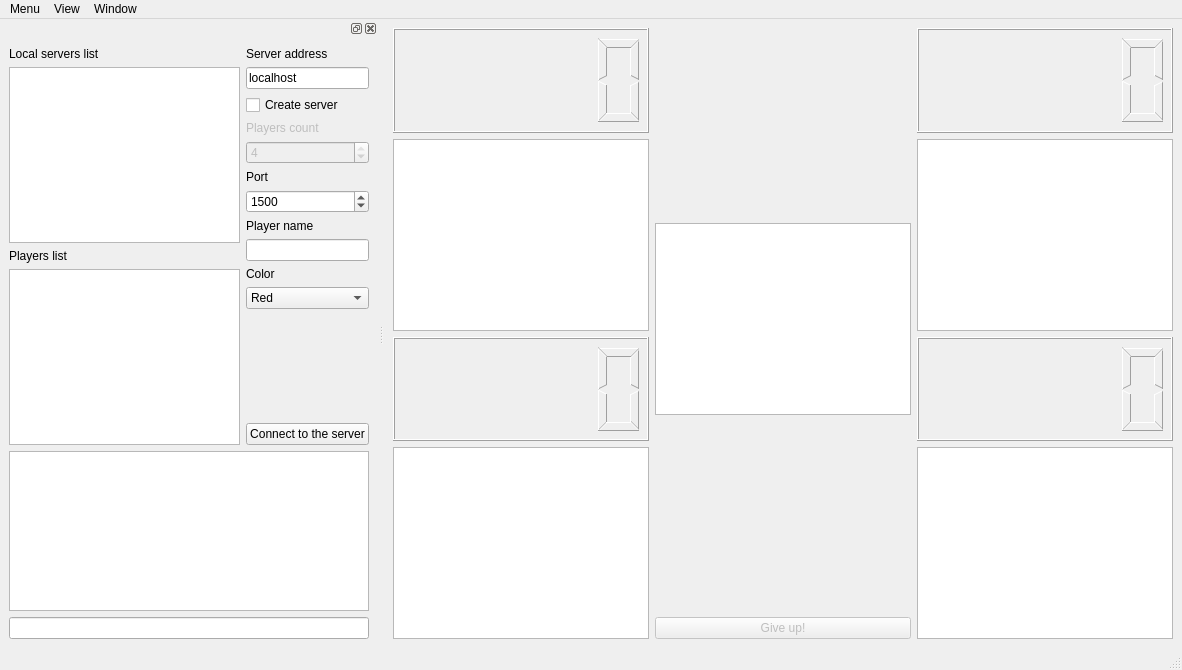
Before: the Qt Designer form racingForm.ui in Anna-Sent/qblokus2, drawn with Qt 5.
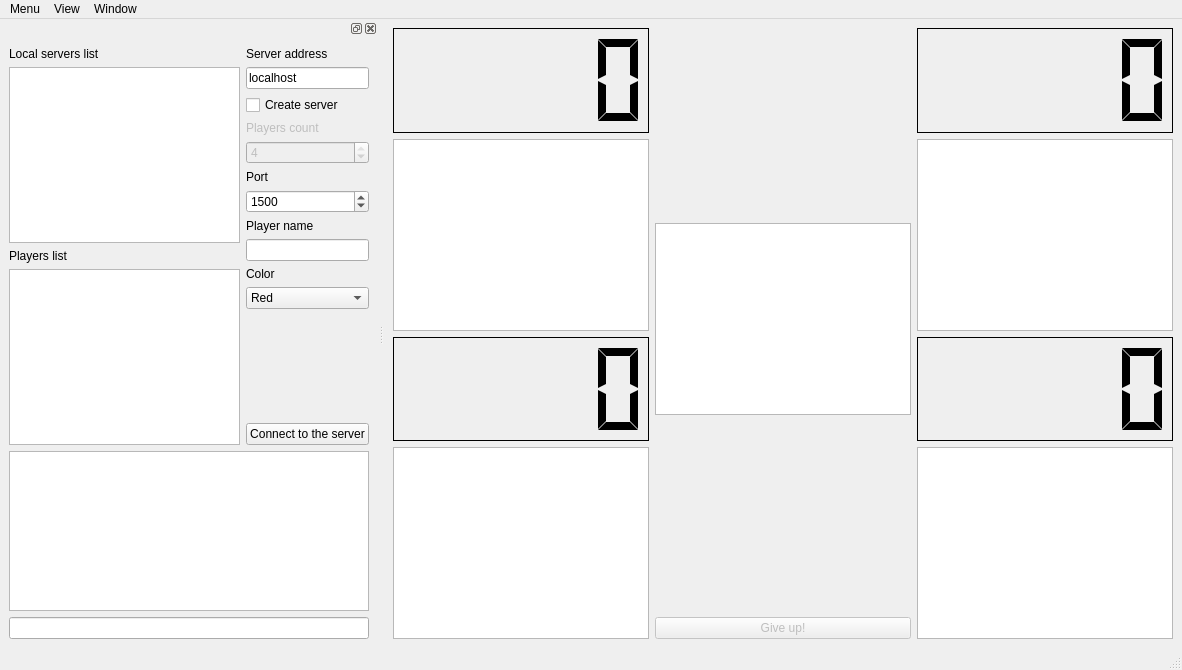
After: the same form once the commit is applied.

Commit message: lcd color

Patch:
```diff
--- a/racingForm.ui
+++ b/racingForm.ui
@@ -26,10 +26,10 @@
          <enum>QFrame::Box</enum>
         </property>
         <property name="frameShadow">
-         <enum>QFrame::Raised</enum>
+         <enum>QFrame::Plain</enum>
         </property>
         <property name="segmentStyle">
-         <enum>QLCDNumber::Outline</enum>
+         <enum>QLCDNumber::Flat</enum>
         </property>
        </widget>
       </item>
@@ -39,10 +39,10 @@
          <enum>QFrame::Box</enum>
         </property>
         <property name="frameShadow">
-         <enum>QFrame::Raised</enum>
+         <enum>QFrame::Plain</enum>
         </property>
         <property name="segmentStyle">
-         <enum>QLCDNumber::Outline</enum>
+         <enum>QLCDNumber::Flat</enum>
         </property>
        </widget>
       </item>
@@ -72,10 +72,10 @@
          <enum>QFrame::Box</enum>
         </property>
         <property name="frameShadow">
-         <enum>QFrame::Raised</enum>
+         <enum>QFrame::Plain</enum>
         </property>
         <property name="segmentStyle">
-         <enum>QLCDNumber::Outline</enum>
+         <enum>QLCDNumber::Flat</enum>
         </property>
        </widget>
       </item>
@@ -85,10 +85,10 @@
          <enum>QFrame::Box</enum>
         </property>
         <property name="frameShadow">
-         <enum>QFrame::Raised</enum>
+         <enum>QFrame::Plain</enum>
         </property>
         <property name="segmentStyle">
-         <enum>QLCDNumber::Outline</enum>
+         <enum>QLCDNumber::Flat</enum>
         </property>
        </widget>
       </item>
```
Left out of the diff: 2 changed lines with no effect on the pictures. The commit also changes 2 other files.
